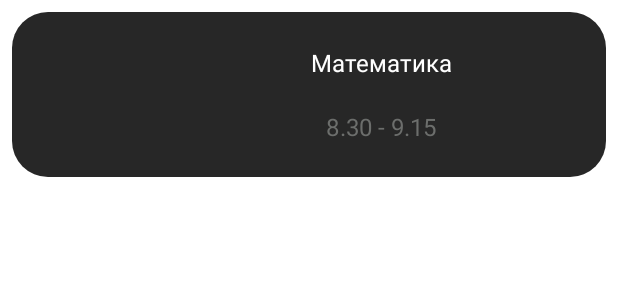
After one commit to GromZDev/AndroidLessons_LastModule, an Android app: the layout item_lessons_no_video_rv.xml on its own in the app's theme, with its tools: preview values and no code run, on a phone screen of 412 x 824 dp. The commit adds this screen. Shown: the top 300 px of the screen. Run offline under Robolectric (Android 15) with nearby library versions, the phone set to English and light mode, and no system bars.

Commit message:
Создал второй таб со списком уроков с кастомным itemViewType. По клику на "Открыть" переходим в другую активити.

```diff
--- a/app/src/main/java/q4/mapsapp/MainActivity.kt
+++ b/app/src/main/java/q4/mapsapp/MainActivity.kt
@@ -3,6 +3,7 @@ package q4.mapsapp
 import android.os.Bundle
 import androidx.appcompat.app.AppCompatActivity
 import q4.mapsapp.databinding.ActivityMainBinding
+import q4.mapsapp.ui.lessons.LessonsFragment
 
 class MainActivity : AppCompatActivity(R.layout.activity_main) {
 
--- a/app/src/main/java/q4/mapsapp/ui/HomeworkAdapter.kt
+++ b/app/src/main/java/q4/mapsapp/ui/main/HomeworkAdapter.kt
@@ -1,4 +1,4 @@
-package q4.mapsapp.ui
+package q4.mapsapp.ui.main
 
 import android.annotation.SuppressLint
 import android.view.LayoutInflater
--- a/app/src/main/java/q4/mapsapp/ui/MainFragmentAppState.kt
+++ b/app/src/main/java/q4/mapsapp/ui/main/MainFragmentAppState.kt
@@ -1,4 +1,4 @@
-package q4.mapsapp.ui
+package q4.mapsapp.ui.main
 
 import q4.mapsapp.data.Homework
 import q4.mapsapp.data.Lessons
--- a/app/src/main/java/q4/mapsapp/ui/MainFragmentViewModel.kt
+++ b/app/src/main/java/q4/mapsapp/viewModel/MainFragmentViewModel.kt
@@ -1,4 +1,4 @@
-package q4.mapsapp.ui
+package q4.mapsapp.viewModel
 
 import androidx.lifecycle.MutableLiveData
 import androidx.lifecycle.ViewModel
@@ -6,6 +6,7 @@ import q4.mapsapp.repository.homework.HomeworkRepository
 import q4.mapsapp.repository.homework.HomeworkRepositoryImpl
 import q4.mapsapp.repository.lessons.LessonsRepository
 import q4.mapsapp.repository.lessons.LessonsRepositoryImpl
+import q4.mapsapp.ui.main.MainFragmentAppState
 import java.lang.Thread.sleep
 
 class MainFragmentViewModel(
--- /dev/null
+++ b/app/src/main/res/layout/item_lessons_no_video_rv.xml
@@ -0,0 +1,49 @@
+<androidx.constraintlayout.widget.ConstraintLayout xmlns:android="http://schemas.android.com/apk/res/android"
+    xmlns:app="http://schemas.android.com/apk/res-auto"
+    xmlns:tools="http://schemas.android.com/tools"
+    android:id="@+id/item_film_container_rv_vertical"
+    style="@style/LessonsRecyclerItem"
+    android:layout_width="match_parent"
+    android:layout_height="110dp"
+    android:gravity="center">
+
+    <com.google.android.material.imageview.ShapeableImageView
+        android:id="@+id/item_image"
+        android:layout_width="80dp"
+        android:layout_height="80dp"
+        app:shapeAppearanceOverlay="@style/ItemRounded"
+        android:contentDescription="@string/foto"
+        android:layout_marginStart="8dp"
+        app:layout_constraintBottom_toBottomOf="parent"
+        app:layout_constraintStart_toStartOf="parent"
+        app:layout_constraintTop_toTopOf="parent" />
+
+    <com.google.android.material.textview.MaterialTextView
+        android:id="@+id/item_name"
+        android:layout_width="wrap_content"
+        android:layout_height="wrap_content"
+        android:layout_marginStart="8dp"
+        android:textAlignment="center"
+        android:textColor="@color/white"
+        android:textSize="16sp"
+        app:layout_constraintBottom_toTopOf="@+id/item_time"
+        app:layout_constraintEnd_toEndOf="parent"
+        app:layout_constraintStart_toEndOf="@+id/item_image"
+        app:layout_constraintTop_toTopOf="parent"
+        tools:text="Математика" />
+
+    <com.google.android.material.textview.MaterialTextView
+        android:id="@+id/item_time"
+        android:layout_width="wrap_content"
+        android:layout_height="wrap_content"
+        android:textAlignment="center"
+        android:layout_marginStart="8dp"
+        android:textColor="@color/time_text_color"
+        android:textSize="16sp"
+        app:layout_constraintBottom_toBottomOf="parent"
+        app:layout_constraintEnd_toEndOf="parent"
+        app:layout_constraintStart_toEndOf="@+id/item_image"
+        app:layout_constraintTop_toBottomOf="@+id/item_name"
+        tools:text="8.30 - 9.15" />
+
+</androidx.constraintlayout.widget.ConstraintLayout>
```
Also changed, not shown: app/src/main/java/q4/mapsapp/LessonsFragment.kt (deleted, +0 -31 lines), app/src/main/java/q4/mapsapp/MainFragment.kt (+67 -23 lines), app/src/main/java/q4/mapsapp/data/Lessons.kt (+13 -5 lines), app/src/main/java/q4/mapsapp/repository/timer/TimerRepository.kt (added, +10 -0 lines), app/src/main/java/q4/mapsapp/repository/timer/TimerRepositoryImpl.kt (added, +38 -0 lines), app/src/main/java/q4/mapsapp/ui/MainLessonsAdapter.kt (deleted, +0 -46 lines), app/src/main/java/q4/mapsapp/ui/lessons/LessonsFragment.kt (added, +93 -0 lines), app/src/main/java/q4/mapsapp/ui/lessons/LessonsFragmentAppState.kt (added, +12 -0 lines), app/src/main/java/q4/mapsapp/ui/main/BaseViewHolder.kt (added, +11 -0 lines), app/src/main/java/q4/mapsapp/ui/main/MainLessonsAdapter.kt (added, +95 -0 lines), app/src/main/java/q4/mapsapp/ui/main/TimerAppState.kt (added, +11 -0 lines), app/src/main/java/q4/mapsapp/viewModel/LessonsFragmentViewModel.kt (added, +34 -0 lines), app/src/main/java/q4/mapsapp/viewModel/TimerViewModel.kt (added, +44 -0 lines), app/src/main/res/layout/fragment_lessons.xml (+25 -1 lines).
